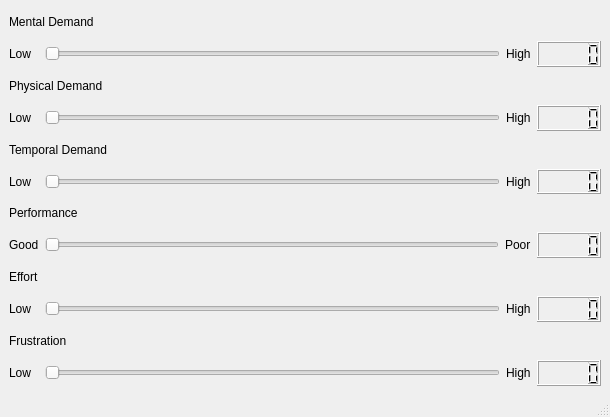
First picture: the form in Interface TLX/P5_TLX_RATING.ui, repository jens1906/Robotteknologi-5.-semester, before the edit.
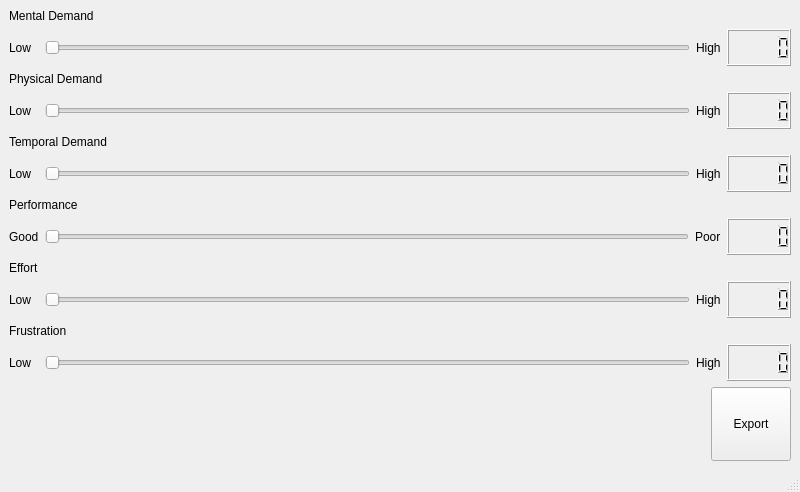
Second picture: the form after the edit.

Diff of the .ui file:
```diff
--- a/Interface TLX/P5_TLX_RATING.ui
+++ b/Interface TLX/P5_TLX_RATING.ui
@@ -6,15 +6,15 @@
    <rect>
     <x>0</x>
     <y>0</y>
-    <width>610</width>
-    <height>417</height>
+    <width>800</width>
+    <height>492</height>
    </rect>
   </property>
   <property name="windowTitle">
    <string>MainWindow</string>
   </property>
   <widget class="QWidget" name="centralwidget">
-   <layout class="QVBoxLayout" name="verticalLayout">
+   <layout class="QVBoxLayout" name="verticalLayout" stretch="0,1,0,1,0,1,0,1,0,1,0,1,2">
     <item>
      <widget class="QLabel" name="label_2">
       <property name="text">
@@ -261,6 +261,36 @@
       </item>
      </layout>
     </item>
+    <item>
+     <layout class="QHBoxLayout" name="horizontalLayout_7">
+      <item>
+       <spacer name="horizontalSpacer">
+        <property name="orientation">
+         <enum>Qt::Orientation::Horizontal</enum>
+        </property>
+        <property name="sizeHint" stdset="0">
+         <size>
+          <width>40</width>
+          <height>20</height>
+         </size>
+        </property>
+       </spacer>
+      </item>
+      <item>
+       <widget class="QPushButton" name="pushButton">
+        <property name="sizePolicy">
+         <sizepolicy hsizetype="Preferred" vsizetype="Preferred">
+          <horstretch>0</horstretch>
+          <verstretch>0</verstretch>
+         </sizepolicy>
+        </property>
+        <property name="text">
+         <string>Export</string>
+        </property>
+       </widget>
+      </item>
+     </layout>
+    </item>
    </layout>
   </widget>
   <widget class="QMenuBar" name="menubar">
```
Left out of the diff: 2 changed lines with no effect on the pictures.
